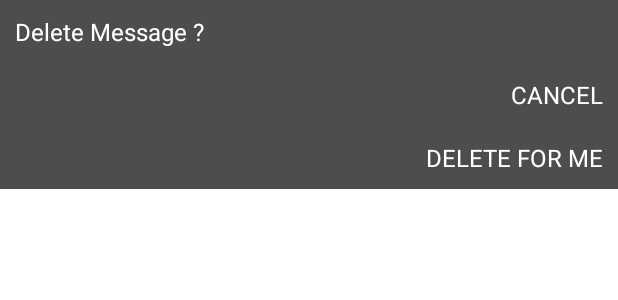
After one commit to 15NiKhIl/ChatApp, an Android app: the layout delete_dialog_me.xml on its own in the app's theme, with its tools: preview values and no code run, on a phone screen of 412 x 824 dp. The commit adds this screen. Shown: the top 300 px of the screen. Run offline under Robolectric (Android 15) with nearby library versions, the phone set to English and light mode, and no system bars; Roboto replaces fonts that are not available here.

Commit message:
Deleted For everyone corrected

```diff
--- a/app/src/main/java/com/minor/socialbounce/Adapters/MessagesAdapter.java
+++ b/app/src/main/java/com/minor/socialbounce/Adapters/MessagesAdapter.java
@@ -173,11 +173,7 @@ public class MessagesAdapter extends RecyclerView.Adapter {
                             .setView(binding.getRoot())
                             .create();
 
-                    if(remoteConfig.getBoolean("isEveryoneDeletionEnabled")) {
-                        binding.everyone.setVisibility(View.VISIBLE);
-                    } else {
-                        binding.everyone.setVisibility(View.GONE);
-                    }
+
                     binding.everyone.setOnClickListener(new View.OnClickListener() {
                         @Override
                         public void onClick(View v) {
@@ -264,10 +260,13 @@ public class MessagesAdapter extends RecyclerView.Adapter {
                     View view = LayoutInflater.from(context).inflate(R.layout.delete_dialog, null);
                     DeleteDialogBinding binding = DeleteDialogBinding.bind(view);
                     AlertDialog dialog = new AlertDialog.Builder(context)
-                            .setTitle("Delete Message")
                             .setView(binding.getRoot())
                             .create();
-
+                    if(remoteConfig.getBoolean("isEveryoneDeletionEnabled")) {
+                        binding.everyone.setVisibility(View.VISIBLE);
+                    } else {
+                        binding.everyone.setVisibility(View.GONE);
+                    }
                     binding.everyone.setOnClickListener(new View.OnClickListener() {
                         @Override
                         public void onClick(View v) {
--- /dev/null
+++ b/app/src/main/res/layout/delete_dialog_me.xml
@@ -0,0 +1,41 @@
+<?xml version="1.0" encoding="utf-8"?>
+<LinearLayout xmlns:android="http://schemas.android.com/apk/res/android"
+    android:layout_width="match_parent"
+    android:layout_height="wrap_content"
+    android:orientation="vertical"
+    android:background="#DA302E2E">
+
+    <TextView
+        android:id="@+id/deletemsg"
+        android:layout_width="match_parent"
+        android:layout_height="wrap_content"
+        android:background="?selectableItemBackground"
+        android:gravity="left"
+        android:padding="10dp"
+        android:text="Delete Message ?"
+        android:textColor="@color/white"
+        android:textSize="16sp" />
+
+
+    <TextView
+        android:id="@+id/cancel"
+        android:layout_width="match_parent"
+        android:layout_height="wrap_content"
+        android:background="?selectableItemBackground"
+        android:gravity="right"
+        android:padding="10dp"
+        android:text="CANCEL"
+        android:textColor="@color/white"
+        android:textSize="16sp" />
+
+    <TextView
+        android:id="@+id/delete"
+        android:layout_width="match_parent"
+        android:layout_height="wrap_content"
+        android:background="?selectableItemBackground"
+        android:gravity="right"
+        android:padding="10dp"
+        android:text="DELETE FOR ME"
+        android:textColor="@color/white"
+        android:textSize="16sp" />
+</LinearLayout>
```
